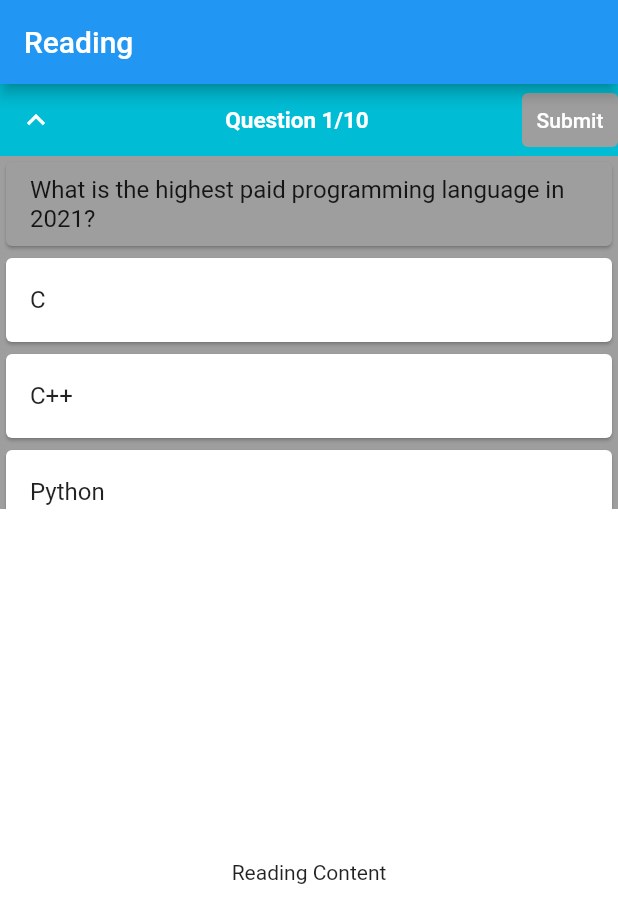
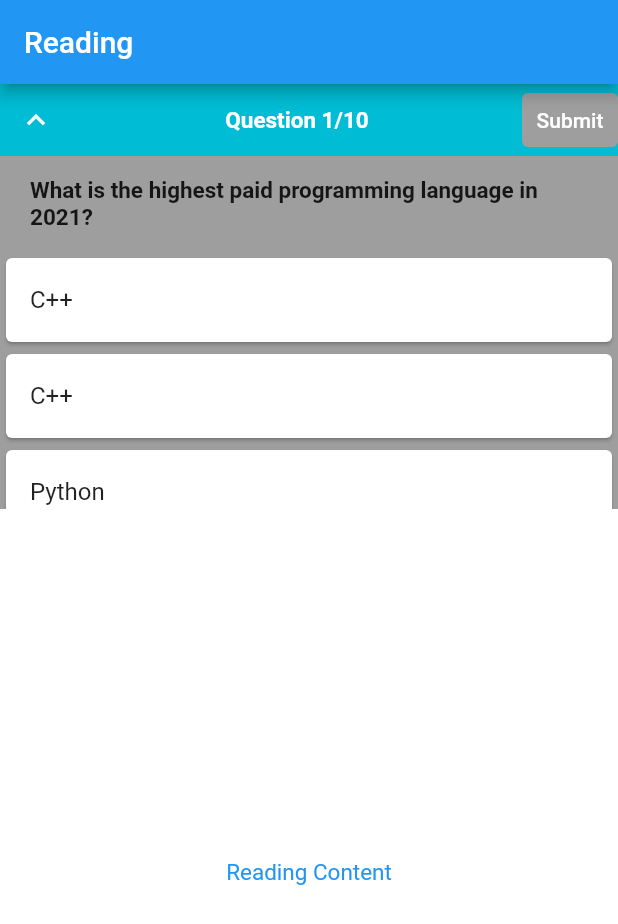
Before and after one commit to entest-hai/flutter_ielts, a Flutter app: the screen it shows after launch, on a phone screen of 412 x 824 dp. Shown: the top 924 px of the screen. Run offline on Flutter 3.47's test engine with Material 2 defaults, Android fonts, the light colour scheme and no system bars.

Commit message:
fontsize for question and option

```diff
--- a/lib/main.dart
+++ b/lib/main.dart
@@ -36,7 +36,7 @@ class _ReadingViewState extends State<ReadingView> {
   List<QuestionModel> questions = [
    QuestionModel(
       question: "What is the highest paid programming language in 2021?",
-      optionA: "C",
+      optionA: "C++",
       optionB: "C++",
       optionC: "Python",
       optionD: "Flutter",
@@ -73,9 +73,16 @@ class _ReadingViewState extends State<ReadingView> {
     return ListView(
       children: [
         Card(
+            elevation: 0,
             color: Colors.grey,
             child: ListTile(
-            title: Text(question.question),
+            title: Text(
+              question.question,
+              style: TextStyle(
+                fontSize: 15,
+                fontWeight: FontWeight.bold
+              ),
+              ),
             onTap: () {
               print("tap question");
             },
@@ -83,7 +90,13 @@ class _ReadingViewState extends State<ReadingView> {
         ),
         Card(
             child: ListTile(
-            title: Text(question.optionA),
+            title: Text(
+              question.optionA,
+              style: TextStyle(
+                fontSize: 16,
+                fontWeight: FontWeight.normal
+              ),
+              ),
             onTap: () {
               setState(() {
                 question.selected = 0;
@@ -154,6 +167,7 @@ class _ReadingViewState extends State<ReadingView> {
     );
   }
 
+
   Widget _QuestionBar(isHidden) {
     return Container(
             color: Colors.cyan,
@@ -196,7 +210,13 @@ class _ReadingViewState extends State<ReadingView> {
           width: size.width,
           height: size.height,
           child: Center(
-            child: Text("Reading Content"),
+            child: Text("Reading Content",
+            style: TextStyle(
+              fontSize: 15,
+              fontWeight: FontWeight.normal,
+              color: Colors.blue
+            ),
+            ),
           ),
       ),
     );
```
